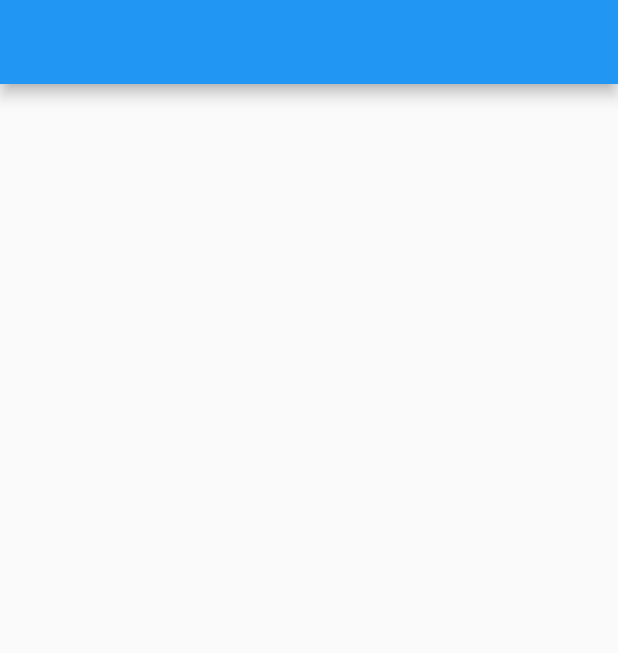
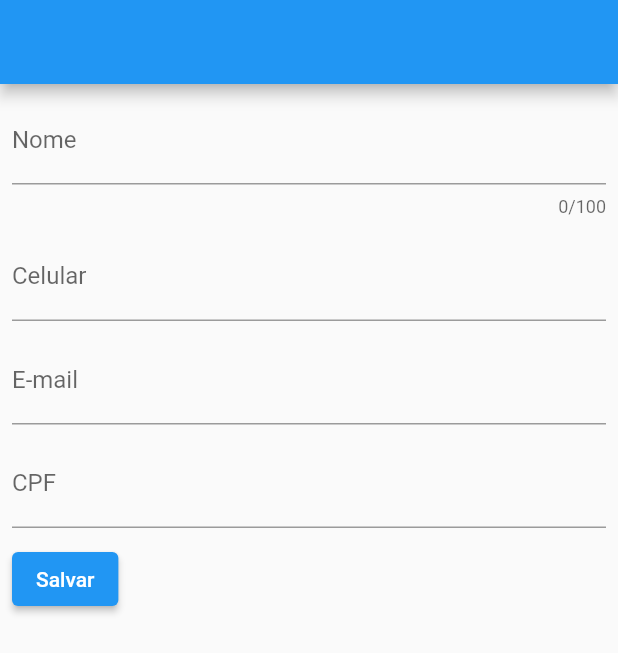
Before and after one commit to ThiagoBfim/meus_contatos, a Flutter app: the screen it shows after launch, on a phone screen of 412 x 824 dp. Shown: the top 653 px of the screen. Run offline on Flutter 3.47's test engine with Material 2 defaults, Android fonts, the phone set to English and light mode, and no system bars; our stand-ins replace brasil_fields, form_field_validator.

Commit message:
criação do formulario

```diff
--- a/lib/main.dart
+++ b/lib/main.dart
@@ -1,4 +1,7 @@
+import 'package:brasil_fields/brasil_fields.dart';
 import 'package:flutter/material.dart';
+import 'package:flutter/services.dart';
+import 'package:form_field_validator/form_field_validator.dart';
 
 void main() {
   runApp(MyApp());
@@ -26,6 +29,7 @@ class MyHomePage extends StatefulWidget {
 
 class _MyHomePageState extends State<MyHomePage> {
   ContatoModel contato = new ContatoModel();
+  final _formKey = GlobalKey<FormState>();
 
   @override
   Widget build(BuildContext context) {
@@ -33,13 +37,74 @@ class _MyHomePageState extends State<MyHomePage> {
       appBar: AppBar(
         title: Text(contato.nome ?? ''),
       ),
-      body: Center(
-        child: Column(
-          mainAxisAlignment: MainAxisAlignment.center,
-          children: <Widget>[],
+      body: Form(
+        key: _formKey,
+        child: Padding(
+          padding: const EdgeInsets.all(8.0),
+          child: Wrap(
+            spacing: 20, // to apply margin in the main axis of the wrap
+            runSpacing: 10, // to apply margin in the cross axis of the wrap
+            children: <Widget>[
+              TextFormField(
+                validator: nomeValidator(),
+                onChanged: updateNome,
+                decoration: InputDecoration(labelText: "Nome"),
+                maxLength: 100,
+              ),
+              TextFormField(
+                inputFormatters: [
+                  FilteringTextInputFormatter.digitsOnly,
+                  TelefoneInputFormatter(),
+                ],
+                keyboardType: TextInputType.number,
+                onChanged: updateTelefone,
+                decoration: InputDecoration(labelText: "Celular"),
+              ),
+              TextFormField(
+                validator: emailValidator(),
+                onChanged: updateEmail,
+                decoration: InputDecoration(labelText: "E-mail"),
+              ),
+              TextFormField(
+                inputFormatters: [
+                  FilteringTextInputFormatter.digitsOnly,
+                  CpfInputFormatter(),
+                ],
+                onChanged: updateCpf,
+                keyboardType: TextInputType.number,
+                decoration: InputDecoration(labelText: "CPF"),
+              ),
+              ElevatedButton(
+                  onPressed: () {
+                    if (_formKey.currentState.validate()) {
+                      print(contato);
+                    }
+                  },
+                  child: Text('Salvar'))
+            ],
+          ),
         ),
       ),
     );
+  }
+
+  void updateCpf(cpf) => contato.cpf = cpf;
+
+  void updateEmail(email) => contato.email = email;
+
+  void updateTelefone(telefone) => contato.telefone = telefone;
+
+  void updateNome(nome) => contato.nome = nome;
+
+  TextFieldValidator emailValidator() {
+    return EmailValidator(errorText: 'e-mail inválido');
+  }
+
+  FieldValidator nomeValidator() {
+    return MultiValidator([
+      RequiredValidator(errorText: 'campo obrigatório'),
+      MinLengthValidator(4, errorText: 'tamanho mínimo de 4 caracteres'),
+    ]);
   }
 }
 
@@ -49,6 +114,11 @@ class ContatoModel {
   String cpf;
   String telefone;
   ContatoType tipo;
+
+  @override
+  String toString() {
+    return '{nome: $nome, email: $email, cpf: $cpf, telefone: $telefone, tipo: $tipo}';
+  }
 }
 
 enum ContatoType { CELULAR, TRABALHO, FAVORITO, CASA }
--- a/pubspec.yaml
+++ b/pubspec.yaml
@@ -24,6 +24,8 @@ dependencies:
   flutter:
     sdk: flutter
 
+  brasil_fields: ^0.4.0
+  form_field_validator: 1.0.1
 
   # The following adds the Cupertino Icons font to your application.
   # Use with the CupertinoIcons class for iOS style icons.
```
Also changed, not shown: pubspec.lock.
